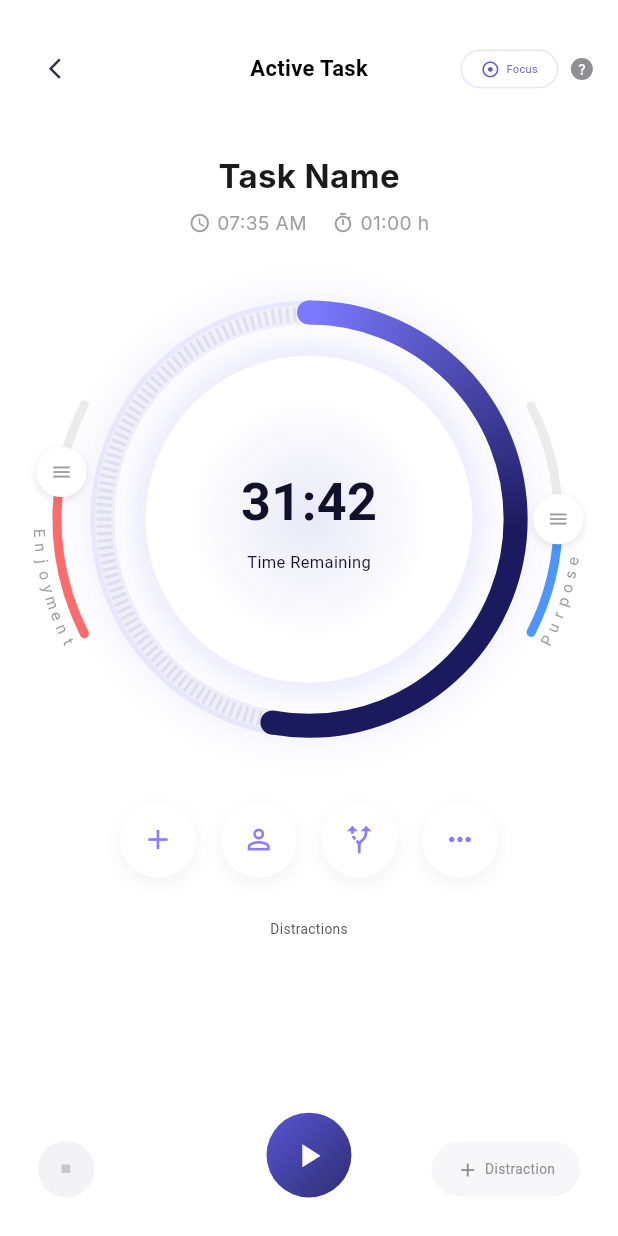
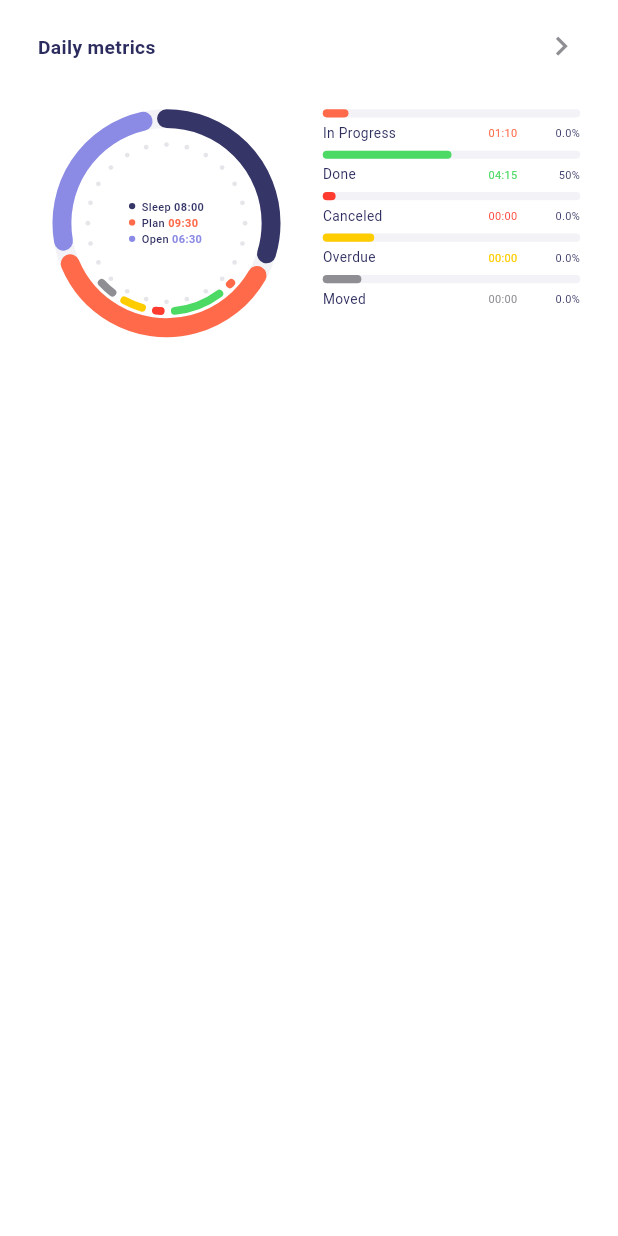
Before and after one commit to nothua/tea_assignment, a Flutter app: the screen it shows after launch, on a phone screen of 412 x 824 dp. Run offline on Flutter 3.47's test engine with Material 3 defaults, Android fonts, the phone set to English and light mode, and no system bars; our stand-ins replace flutter_screenutil, google_fonts; missing offline and left inert: window_manager; Roboto replaces fonts that are missing (Inter, Roboto Flex).

Commit message:
feat: implement daily metrics screen with chart and detailed metric rows, adding new UI constants and updating dependencies.

```diff
--- a/lib/core/constants/app_colors.dart
+++ b/lib/core/constants/app_colors.dart
@@ -71,4 +71,21 @@ class AppColors {
   static const Color playButtonGradientEnd = Color(0xFF2E2D70);
   static const Color playButtonBorder = Color(0xFF5856D6);
   static const Color playButtonShadow = Color(0xFFFFFFFF);
+
+  // Daily Metrics Colors
+  static const Color textDarkBlue = Color(0xFF2C2C5E);
+  static const Color tickColor = Color(0xFFE5E5EA);
+  static const Color metricSleep = Color(0xFF353568);
+  static const Color metricPlan = Color(0xFFFF6B4A);
+  static const Color metricOpen = Color(0xFF8B8BE5);
+  static const Color metricWork = Color(0xFF5E5CE6);
+
+  static const Color metricInner1 = Color(0xFF5E5CE6);
+  static const Color metricInner2 = Color(0xFF32ADE6);
+  static const Color metricInner3 = Color(0xFFFF2D55);
+
+  static const Color metricDone = Color(0xFF4CD964);
+  static const Color metricCanceled = Color(0xFFFF3B30);
+  static const Color metricOverdue = Color(0xFFFFCC00);
+  static const Color metricMoved = Color(0xFF8E8E93);
 }
--- a/lib/core/constants/app_dimensions.dart
+++ b/lib/core/constants/app_dimensions.dart
@@ -89,6 +89,7 @@ class AppDimensions {
 
   static double get iconSize16 => 16.w;
   static double get iconSize22 => 22.w;
+  static double get iconSize24 => 24.w;
   static double get iconSize28 => 28.w;
 
   static double get gridSpacing16 => 16.w;
@@ -112,4 +113,24 @@ class AppDimensions {
   static double get bottomBarPaddingHorizontal => 24.w;
   static double get bottomBarPaddingVertical => 18.h;
   static double get distractionButtonRadius => 30.r;
+
+  // Daily Metrics Dimensions
+  static double get dailyMetricsChartSize => 145.w;
+  static double get dailyMetricsOuterStrokeWidth => 12.w;
+  static double get dailyMetricsInnerStrokeWidth => 5.w;
+  static double get dailyMetricsRingGap => 2.w;
+  static double get dailyMetricsSegmentGap => 3.w;
+  static double get dailyMetricsLegendCircleSize => 4.w;
+  static double get dailyMetricsLegendPadding => 1.h;
+  static double get dailyMetricsLegendFontSize => 8.sp;
+  static double get dailyMetricsTickRadius => 1.5.w;
+
+  static double get metricRowProgressBarHeight => 6.h;
+  static double get metricRowBorderRadius => 3.r;
+  static double get metricRowGap => 4.h;
+  static double get metricRowLabelFontSize => 10.sp;
+  static double get metricRowValueFontSize => 8.sp;
+  static double get metricRowPaddingBottom => 6.h;
+
+  static double get dailyMetricsTitleFontSize => 14.sp;
 }
--- /dev/null
+++ b/lib/features/daily_metrics/screens/daily_metrics_screen.dart
@@ -0,0 +1,159 @@
+import 'package:flutter/material.dart';
+import 'package:flutter_screenutil/flutter_screenutil.dart';
+import 'package:tea_assignment/core/constants/app_colors.dart';
+import 'package:tea_assignment/core/constants/app_dimensions.dart';
+import 'package:tea_assignment/features/daily_metrics/widgets/daily_metrics_chart.dart';
+import 'package:tea_assignment/features/daily_metrics/widgets/metric_row.dart';
+
+class DailyMetricsScreen extends StatelessWidget {
+  const DailyMetricsScreen({super.key});
+
+  @override
+  Widget build(BuildContext context) {
+    return Scaffold(
+      backgroundColor: AppColors.whiteColor,
+      body: SafeArea(
+        child: Padding(
+          padding: EdgeInsets.symmetric(
+            horizontal: AppDimensions.padding24,
+            vertical: AppDimensions.spacing20,
+          ),
+          child: Column(
+            crossAxisAlignment: CrossAxisAlignment.start,
+            children: [
+              // Header
+              Row(
+                mainAxisAlignment: MainAxisAlignment.spaceBetween,
+                children: [
+                  Text(
+                    'Daily metrics',
+                    style: TextStyle(
+                      fontFamily: 'Roboto Flex',
+                      fontSize: AppDimensions.dailyMetricsTitleFontSize,
+                      fontWeight: FontWeight.bold,
+                      color: AppColors.textDarkBlue,
+                    ),
+                  ),
+                  Icon(
+                    Icons.chevron_right,
+                    size: AppDimensions.iconSize24,
+                    color: AppColors.grey8E,
+                  ),
+                ],
+              ),
+              SizedBox(height: AppDimensions.spacing32),
+              // Content
+              Row(
+                crossAxisAlignment: CrossAxisAlignment.start,
+                children: [
+                  // Chart
+                  Expanded(
+                    child: Center(
+                      child: DailyMetricsChart(
+                        outerData: [
+                          DailyMetricData(
+                            display: 'Sleep',
+                            value: '08:00',
+                            progress: 8 / 24,
+                            color: AppColors.metricSleep,
+                          ),
+                          DailyMetricData(
+                            display: 'Plan',
+                            value: '09:30',
+                            progress: 9.5 / 24,
+                            color: AppColors.metricPlan,
+                          ),
+                          DailyMetricData(
+                            display: 'Open',
+                            value: '06:30',
+                            progress: 6.5 / 24,
+                            color: AppColors.metricOpen,
+                          ),
+                        ],
+                        innerData: [
+                          DailyMetricData(
+                            display: 'In Progress',
+                            value: '01:10',
+                            progress: 0.02,
+                            color: AppColors.metricPlan,
+                          ),
+                          DailyMetricData(
+                            display: 'Done',
+                            value: '04:15',
+                            progress: 0.5,
+                            color: AppColors.metricDone,
+                          ),
+                          DailyMetricData(
+                            display: 'Canceled',
+                            value: '00:00',
+                            progress: 0.05,
+                            color: AppColors.metricCanceled,
+                          ),
+                          DailyMetricData(
+                            display: 'Overdue',
+                            value: '00:00',
+                            progress: 0.2,
+                            color: AppColors.metricOverdue,
+                          ),
+                          DailyMetricData(
+                            display: 'Moved',
+                            value: '00:00',
+                            progress: 0.15,
+                            color: AppColors.metricMoved,
+                          ),
+                        ],
+                      ),
+                    ),
+                  ),
+                  SizedBox(width: AppDimensions.spacing20),
+                  // Metrics List
+                  Expanded(
+                    child: Column(
+                      children: [
+                        MetricRow(
+                          label: 'In Progress',
+                          time: '01:10',
+                          percentage: '0.0%',
+                          color: AppColors.metricPlan,
+                          progress: 0.1,
+                        ),
+                        MetricRow(
+                          label: 'Done',
+                          time: '04:15',
+                          percentage: '50%',
+                          color: AppColors.metricDone,
+                          progress: 0.5,
+                        ),
+                        MetricRow(
+                          label: 'Canceled',
+                          time: '00:00',
+                          percentage: '0.0%',
+                          color: AppColors.metricCanceled,
+                          progress: 0.05,
+                        ),
+                        MetricRow(
+                          label: 'Overdue',
+                          time: '00:00',
+                          percentage: '0.0%',
+                          color: AppColors.metricOverdue,
+                          progress: 0.2,
+                        ),
+                        MetricRow(
+                          label: 'Moved',
+                          time: '00:00',
+                          percentage: '0.0%',
+                          color: AppColors.metricMoved,
+                          progress: 0.15,
+                        ),
+                      ],
+                    ),
+                  ),
+                ],
+              ),
+            ],
+          ),
+        ),
+      ),
+    );
+  }
+}
--- /dev/null
+++ b/lib/features/daily_metrics/widgets/daily_metrics_chart.dart
@@ -0,0 +1,260 @@
+import 'dart:math';
+import 'package:flutter/material.dart';
+import 'package:flutter_screenutil/flutter_screenutil.dart';
+import '../../../core/constants/app_colors.dart';
+import '../../../core/constants/app_dimensions.dart';
+
+class DailyMetricData {
+  final String display;
+  final String value;
+  final double progress;
+  final Color color;
+
+  const DailyMetricData({
+    required this.display,
+    required this.value,
+    required this.progress,
+    required this.color,
+  });
+}
+
+class DailyMetricsChart extends StatelessWidget {
+  final List<DailyMetricData> outerData;
+  final List<DailyMetricData> innerData;
+
+  const DailyMetricsChart({
+    super.key,
+    required this.outerData,
+    required this.innerData,
+  });
+
+  @override
+  Widget build(BuildContext context) {
+    return SizedBox(
+      width: AppDimensions.dailyMetricsChartSize,
+      height: AppDimensions.dailyMetricsChartSize,
+      child: Stack(
+        alignment: Alignment.center,
+        children: [
+          // The Rings (Outer & Inner)
+          CustomPaint(
+            size: Size(AppDimensions.dailyMetricsChartSize, AppDimensions.dailyMetricsChartSize),
+            painter: _ChartPainter(
+              outerData: outerData,
+              innerData: innerData,
+            ),
+          ),
+
+          // The Center Legend
+          Column(
+            mainAxisSize: MainAxisSize.min,
+            crossAxisAlignment: CrossAxisAlignment.start,
+            children: outerData.map((data) {
+              return Padding(
+                padding: EdgeInsets.only(bottom: AppDimensions.dailyMetricsLegendPadding),
+                child: _LegendItem(
+                  color: data.color,
+                  label: data.display,
+                  time: data.value,
+                ),
+              );
+            }).toList(),
+          ),
+        ],
+      ),
+    );
+  }
+}
+
+class _LegendItem extends StatelessWidget {
+  final Color color;
+  final String label;
+  final String time;
+
+  const _LegendItem({
+    required this.color,
+    required this.label,
+    required this.time,
+  });
+
+  @override
+  Widget build(BuildContext context) {
+    return Row(
+      mainAxisSize: MainAxisSize.min,
+      crossAxisAlignment: CrossAxisAlignment.center,
+      children: [
+        Container(
+          width: AppDimensions.dailyMetricsLegendCircleSize,
+          height: AppDimensions.dailyMetricsLegendCircleSize,
+          decoration: BoxDecoration(
+            color: color,
+            shape: BoxShape.circle,
+          ),
+        ),
+        SizedBox(width: AppDimensions.dailyMetricsLegendCircleSize),
+        Text(
+          '$label ',
+          style: TextStyle(
+            fontFamily: 'Roboto Flex',
+            fontSize: AppDimensions.dailyMetricsLegendFontSize,
+            color: AppColors.textDarkBlue,
+            fontWeight: FontWeight.w500,
+          ),
+        ),
+        Text(
+          time,
+          style: TextStyle(
+            fontFamily: 'Roboto Flex',
+            fontSize: AppDimensions.dailyMetricsLegendFontSize,
+            color: color,
+            fontWeight: FontWeight.w700,
+          ),
+        ),
+      ],
+    );
+  }
+}
+
+class _ChartPainter extends CustomPainter {
+  final List<DailyMetricData> outerData;
+  final List<DailyMetricData> innerData;
+
+  _ChartPainter({required this.outerData, required this.innerData});
+
+  @override
+  void paint(Canvas canvas, Size size) {
+    final center = Offset(size.width / 2, size.height / 2);
+    final radius = size.width / 2;
+
+    // Stroke configurations
+    final double outerStrokeWidth = AppDimensions.dailyMetricsOuterStrokeWidth;
+    final double innerStrokeWidth = AppDimensions.dailyMetricsInnerStrokeWidth;
+    final double ringGap = AppDimensions.dailyMetricsRingGap;
+
+    double degToRad(double deg) => deg * (pi / 180.0);
+
+    final outerPaint = Paint()
+      ..style = PaintingStyle.stroke
+      ..strokeWidth = outerStrokeWidth
+      ..strokeCap = StrokeCap.round;
+
+    final outerRadius = radius - outerStrokeWidth / 2;
+
+    outerPaint.color = AppColors.greyF2;
+    canvas.drawCircle(center, outerRadius, outerPaint);
+
+    // Draw Segments
+    final double visualGapPx = AppDimensions.dailyMetricsSegmentGap;
+    final double pathGapPx = visualGapPx + outerStrokeWidth;
+    final double gapRad = pathGapPx / outerRadius;
+    final double gapDeg = gapRad * (180 / pi);
+
+    // Assuming item.progress is a fraction of 24h (0.0 - 1.0).
+    // 1.0 = Full Circle (minus gaps).
+
+    double availableDeg = 360.0 - (outerData.length * gapDeg);
+    if (availableDeg < 0) availableDeg = 0;
+
+    double startAngleDeg = -90.0;
+
+    for (var item in outerData) {
+      // Absolute mapping: progress * availableDeg
+      double sweepDeg = item.progress * availableDeg;
+
+      outerPaint.color = item.color;
+
+      if (sweepDeg > 0) {
+        canvas.drawArc(
+          Rect.fromCircle(center: center, radius: outerRadius),
+          degToRad(startAngleDeg),
+          degToRad(sweepDeg),
+          false,
+          outerPaint,
+        );
+      }
+
+      startAngleDeg += sweepDeg + gapDeg;
+    }
+
+    final innerRadius = outerRadius - (outerStrokeWidth / 2) - (innerStrokeWidth / 2) - ringGap;
+
+    final innerPaint = Paint()
+      ..style = PaintingStyle.stroke
+      ..strokeWidth = innerStrokeWidth
+      ..strokeCap = StrokeCap.round;
+
+    if (innerData.isNotEmpty) {
+        final double innerVisualGapPx = 4.w;
+        final double innerPathGapPx = innerVisualGapPx + innerStrokeWidth;
+        final double innerGapRad = innerPathGapPx / innerRadius;
+        final double innerGapDeg = innerGapRad * (180 / pi);
+
+        // Each item gets an equal "slot" of potential space (360 / N).
+        // 100% progress fills that slot.
+        // Items are clustered together.
+
+        double availableInnerDeg = 360.0 - (innerData.length * innerGapDeg);
+        if (availableInnerDeg < 0) availableInnerDeg = 0;
+
+        double maxSweepPerItem = availableInnerDeg / innerData.length;
+
+        List<double> sweeps = [];
+        double totalSweep = 0;
+
+        for (var item in innerData) {
+            double p = item.progress > 1.0 ? 1.0 : item.progress;
+            if (p < 0) p = 0;
+
+            double sweep = p * maxSweepPerItem;
+            sweeps.add(sweep);
+            totalSweep += sweep;
+        }
+
+        if (innerData.length > 1) {
+            totalSweep += (innerData.length - 1) * innerGapDeg;
+        }
+
+        // Center at bottom (90 deg)
+        double currentInnerAngle = 90.0 - (totalSweep / 2);
+
+        for (int i = 0; i < innerData.length; i++) {
+            final item = innerData[i];
+            final sweep = sweeps[i];
+
+            innerPaint.color = item.color;
+
+            if (sweep > 0) {
+              canvas.drawArc(
+                  Rect.fromCircle(center: center, radius: innerRadius),
+                  degToRad(currentInnerAngle),
+                  degToRad(sweep),
+                  false,
+                  innerPaint,
+              );
+            }
+
+            currentInnerAngle += sweep + innerGapDeg;
+        }
+    }
+
+    final tickRadius = innerRadius - (innerStrokeWidth / 2) - ringGap - AppDimensions.dailyMetricsTickRadius;
+    final tickPaint = Paint()
+      ..color = AppColors.tickColor
+      ..style = PaintingStyle.fill;
+
+    const tickCount = 24;
+    for (int i = 0; i < tickCount; i++) {
+      final angle = -pi / 2 + (i * 2 * pi / tickCount);
+      final p = Offset(
+        center.dx + tickRadius * cos(angle),
+        center.dy + tickRadius * sin(angle),
+      );
+      canvas.drawCircle(p, AppDimensions.dailyMetricsTickRadius, tickPaint);
+    }
+  }
+
+  @override
+  bool shouldRepaint(covariant _ChartPainter oldDelegate) {
+    return oldDelegate.outerData != outerData || oldDelegate.innerData != innerData;
+  }
+}
--- /dev/null
+++ b/lib/features/daily_metrics/widgets/metric_row.dart
@@ -0,0 +1,94 @@
+import 'package:flutter/material.dart';
+import 'package:flutter_screenutil/flutter_screenutil.dart';
+import '../../../core/constants/app_colors.dart';
+import '../../../core/constants/app_dimensions.dart';
+
+class MetricRow extends StatelessWidget {
+  final String label;
+  final String time;
+  final String percentage;
+  final Color color;
+  final double progress;
+
+  const MetricRow({
+    super.key,
+    required this.label,
+    required this.time,
+    required this.percentage,
+    required this.color,
+    required this.progress,
+  });
+
+  @override
+  Widget build(BuildContext context) {
+    return Padding(
+      padding: EdgeInsets.only(bottom: AppDimensions.metricRowPaddingBottom),
+      child: Column(
+        crossAxisAlignment: CrossAxisAlignment.start,
+        children: [
+          Container(
+            height: AppDimensions.metricRowProgressBarHeight,
+            width: double.infinity,
+            decoration: BoxDecoration(
+              color: AppColors.greyF2,
+              borderRadius: BorderRadius.circular(AppDimensions.metricRowBorderRadius),
+            ),
+            child: FractionallySizedBox(
+              alignment: Alignment.centerLeft,
+              widthFactor: progress,
+              child: Container(
+                decoration: BoxDecoration(
+                  color: color,
+                  borderRadius: BorderRadius.circular(AppDimensions.metricRowBorderRadius),
+                ),
+              ),
+            ),
+          ),
+          SizedBox(height: AppDimensions.metricRowGap),
+          // Labels
+          Row(
+            mainAxisAlignment: MainAxisAlignment.spaceBetween,
+            children: [
+              Expanded(
+                child: Text(
+                  label,
+                  overflow: TextOverflow.ellipsis,
+                  style: TextStyle(
+                    fontFamily: 'Roboto Flex',
+                    fontSize: AppDimensions.metricRowLabelFontSize,
+                    color: AppColors.textDarkBlue,
+                    fontWeight: FontWeight.w400,
+                  ),
+                ),
+              ),
+              SizedBox(width: 8.w),
+              Text(
+                time,
+                style: TextStyle(
+                  fontFamily: 'Roboto Flex',
+                  fontSize: AppDimensions.metricRowValueFontSize,
+                  color: color,
+                  fontWeight: FontWeight.w400,
+                ),
+              ),
+              SizedBox(width: 8.w),
+              SizedBox(
+                width: 32.w,
+                child: Text(
+                  percentage,
+                  textAlign: TextAlign.end,
+                  style: TextStyle(
+                    fontFamily: 'Roboto Flex',
+                    fontSize: AppDimensions.metricRowValueFontSize,
+                    color: AppColors.textDarkBlue,
+                    fontWeight: FontWeight.w400,
+                  ),
+                ),
+              ),
+            ],
+          ),
+        ],
+      ),
+    );
+  }
+}
--- a/lib/main.dart
+++ b/lib/main.dart
@@ -2,6 +2,7 @@ import 'package:flutter/material.dart';
 import 'package:tea_assignment/core/theme/app_theme.dart';
 import 'package:tea_assignment/features/onboarding/screens/landing_screen.dart';
 import 'package:tea_assignment/features/active_task/screens/active_task_screen.dart';
+import 'package:tea_assignment/features/daily_metrics/screens/daily_metrics_screen.dart';
 import 'package:flutter_screenutil/flutter_screenutil.dart';
 
 import 'dart:io';
@@ -40,7 +41,7 @@ class MyApp extends StatelessWidget {
           title: 'TEA Assignment',
           debugShowCheckedModeBanner: false,
           theme: AppTheme.lightTheme,
-          home: const ActiveTaskScreen(),
+          home: const DailyMetricsScreen(),
         );
       },
     );
```
Also changed, not shown: 1 other file.
